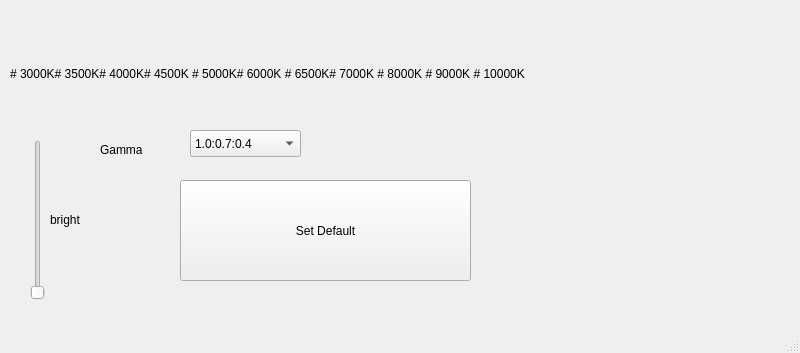
Above: mainwindow.ui from netpipe/QMultiScreen before the change. Below: the same form after it.
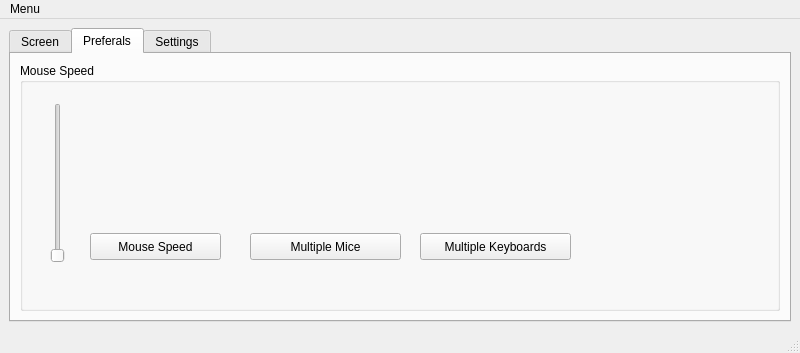
That is the form after the change. The open tabs and pages were chosen to show the change.

The edit to the form file:
```diff
--- a/mainwindow.ui
+++ b/mainwindow.ui
@@ -14,13 +14,23 @@
    <string>MainWindow</string>
   </property>
   <widget class="QWidget" name="centralwidget">
-   <widget class="QPushButton" name="pushButton">
+   <layout class="QGridLayout" name="gridLayout">
+    <item row="0" column="0">
+     <widget class="QTabWidget" name="tabWidget">
+      <property name="currentIndex">
+       <number>0</number>
+      </property>
+      <widget class="QWidget" name="tab">
+       <attribute name="title">
+        <string>Screen</string>
+       </attribute>
+       <widget class="QLabel" name="label_2">
     <property name="geometry">
      <rect>
-      <x>180</x>
-      <y>180</y>
-      <width>291</width>
-      <height>101</height>
+          <x>10</x>
+          <y>0</y>
+          <width>721</width>
+          <height>61</height>
      </rect>
     </property>
     <property name="text">
@@ -30,8 +40,8 @@
    <widget class="QComboBox" name="comboBox">
     <property name="geometry">
      <rect>
-      <x>190</x>
-      <y>130</y>
+          <x>230</x>
+          <y>70</y>
       <width>111</width>
       <height>27</height>
      </rect>
@@ -92,11 +102,37 @@
      </property>
     </item>
    </widget>
+       <widget class="QPushButton" name="pushButton">
+        <property name="geometry">
+         <rect>
+          <x>190</x>
+          <y>130</y>
+          <width>291</width>
+          <height>101</height>
+         </rect>
+        </property>
+        <property name="text">
+         <string>Set Default</string>
+        </property>
+       </widget>
+       <widget class="QLabel" name="label">
+        <property name="geometry">
+         <rect>
+          <x>110</x>
+          <y>70</y>
+          <width>69</width>
+          <height>19</height>
+         </rect>
+        </property>
+        <property name="text">
+         <string>Gamma</string>
+        </property>
+       </widget>
    <widget class="QSlider" name="brightness">
     <property name="geometry">
      <rect>
-      <x>30</x>
-      <y>140</y>
+          <x>10</x>
+          <y>60</y>
       <width>16</width>
       <height>160</height>
      </rect>
@@ -108,38 +144,11 @@
      <enum>Qt::Vertical</enum>
     </property>
    </widget>
-   <widget class="QLabel" name="label">
-    <property name="geometry">
-     <rect>
-      <x>100</x>
-      <y>140</y>
-      <width>69</width>
-      <height>19</height>
-     </rect>
-    </property>
-    <property name="text">
-     <string>Gamma</string>
-    </property>
-   </widget>
-   <widget class="QLabel" name="label_2">
-    <property name="geometry">
-     <rect>
-      <x>10</x>
-      <y>50</y>
-      <width>721</width>
-      <height>61</height>
-     </rect>
-    </property>
-    <property name="text">
-     <string># 3000K# 3500K# 4000K# 4500K # 5000K# 6000K # 6500K# 7000K # 8000K # 9000K # 10000K
-</string>
-    </property>
-   </widget>
    <widget class="QLabel" name="brightlbl">
     <property name="geometry">
      <rect>
-      <x>50</x>
-      <y>210</y>
+          <x>40</x>
+          <y>200</y>
       <width>69</width>
       <height>19</height>
      </rect>
@@ -149,6 +158,81 @@
     </property>
    </widget>
   </widget>
+      <widget class="QWidget" name="tab_2">
+       <attribute name="title">
+        <string>Preferals</string>
+       </attribute>
+       <layout class="QGridLayout" name="gridLayout_2">
+        <item row="0" column="0">
+         <widget class="QGroupBox" name="groupBox">
+          <property name="title">
+           <string>Mouse Speed</string>
+          </property>
+          <widget class="QPushButton" name="mousebtn">
+           <property name="geometry">
+            <rect>
+             <x>70</x>
+             <y>170</y>
+             <width>131</width>
+             <height>27</height>
+            </rect>
+           </property>
+           <property name="text">
+            <string>Mouse Speed</string>
+           </property>
+          </widget>
+          <widget class="QSlider" name="verticalSlider">
+           <property name="geometry">
+            <rect>
+             <x>30</x>
+             <y>40</y>
+             <width>16</width>
+             <height>160</height>
+            </rect>
+           </property>
+           <property name="orientation">
+            <enum>Qt::Vertical</enum>
+           </property>
+          </widget>
+          <widget class="QPushButton" name="pushButton_2">
+           <property name="geometry">
+            <rect>
+             <x>230</x>
+             <y>170</y>
+             <width>151</width>
+             <height>27</height>
+            </rect>
+           </property>
+           <property name="text">
+            <string>Multiple Mice</string>
+           </property>
+          </widget>
+          <widget class="QPushButton" name="pushButton_3">
+           <property name="geometry">
+            <rect>
+             <x>400</x>
+             <y>170</y>
+             <width>151</width>
+             <height>27</height>
+            </rect>
+           </property>
+           <property name="text">
+            <string>Multiple Keyboards</string>
+           </property>
+          </widget>
+         </widget>
+        </item>
+       </layout>
+      </widget>
+      <widget class="QWidget" name="tab_3">
+       <attribute name="title">
+        <string>Settings</string>
+       </attribute>
+      </widget>
+     </widget>
+    </item>
+   </layout>
+  </widget>
   <widget class="QMenuBar" name="menubar">
    <property name="geometry">
     <rect>
@@ -158,6 +242,13 @@
      <height>24</height>
     </rect>
    </property>
+   <widget class="QMenu" name="menuMenu">
+    <property name="title">
+     <string>Menu</string>
+    </property>
+    <addaction name="actionExit"/>
+   </widget>
+   <addaction name="menuMenu"/>
   </widget>
   <widget class="QStatusBar" name="statusbar"/>
  </widget>
```
Left out of the diff: 8 changed lines with no effect on the pictures. Lines whose indentation alone changed are shown as unchanged.
